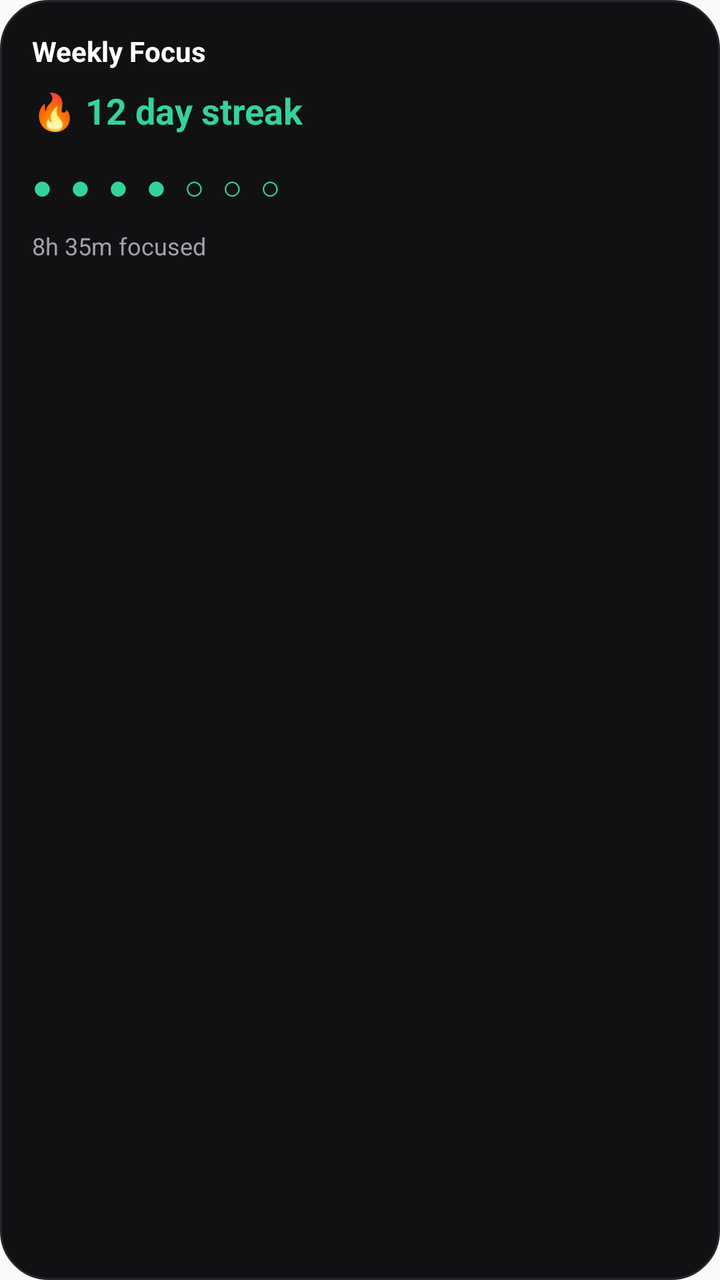
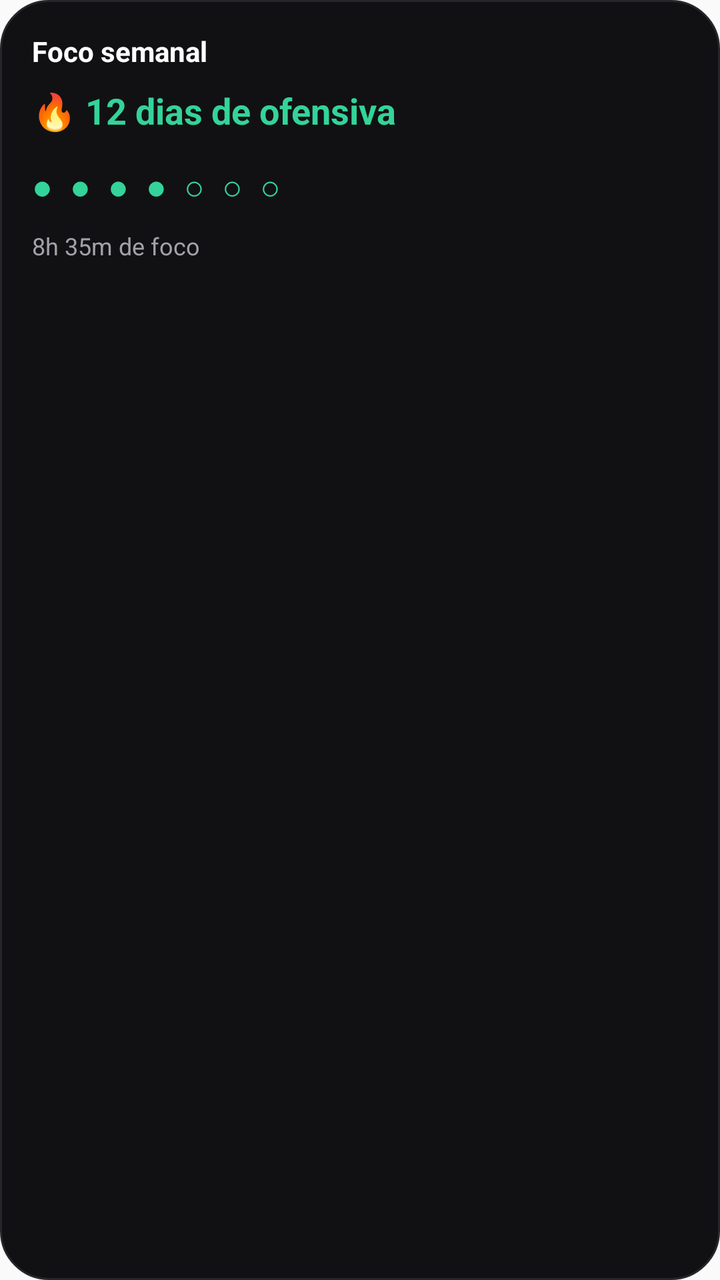

An Android layout rendered at two revisions. The XML below is the earlier revision; the diff shows what the commit changed to produce the second picture.
<!-- AndroidManifest.xml: application theme AppTheme -->
<!-- res/layout/widget_weekly_preview.xml -->
<?xml version="1.0" encoding="utf-8"?>
<LinearLayout
    xmlns:android="http://schemas.android.com/apk/res/android"
    android:layout_width="match_parent"
    android:layout_height="match_parent"
    android:orientation="vertical"
    android:padding="16dp"
    android:background="@drawable/widget_focus_background">

    <TextView
        android:layout_width="wrap_content"
        android:layout_height="wrap_content"
        android:text="Weekly Focus"
        android:textColor="#FFFFFF"
        android:textSize="14sp"
        android:textStyle="bold" />

    <TextView
        android:layout_width="wrap_content"
        android:layout_height="wrap_content"
        android:layout_marginTop="8dp"
        android:text="🔥 12 day streak"
        android:textColor="#34D399"
        android:textSize="18sp"
        android:textStyle="bold" />

    <TextView
        android:layout_width="wrap_content"
        android:layout_height="wrap_content"
        android:layout_marginTop="14dp"
        android:text="●  ●  ●  ●  ○  ○  ○"
        android:textColor="#34D399"
        android:textSize="17sp" />

    <TextView
        android:layout_width="wrap_content"
        android:layout_height="wrap_content"
        android:layout_marginTop="10dp"
        android:text="8h 35m focused"
        android:textColor="#A1A1AA"
        android:textSize="12sp" />

</LinearLayout>
<!-- resources referenced by this layout -->
<resources>
  <!-- drawable widget_focus_background (drawable) -->
  <?xml version="1.0" encoding="utf-8"?>
  <shape
      xmlns:android="http://schemas.android.com/apk/res/android"
      android:shape="rectangle">
  
      <solid android:color="#111113" />
  
      <corners
          android:radius="24dp" />
  
      <stroke
          android:width="1dp"
          android:color="#26262B" />
  
  </shape>
  <style name="AppTheme" parent="Theme.AppCompat.Light.DarkActionBar">
          
          <item name="colorPrimary">@color/colorPrimary</item>
          <item name="colorPrimaryDark">@color/colorPrimaryDark</item>
          <item name="colorAccent">@color/colorAccent</item>
      </style>
</resources>

<!-- the commit's change to res/layout/widget_weekly_preview.xml (unified diff, before → after) -->
@@ -10,7 +10,7 @@
     <TextView
         android:layout_width="wrap_content"
         android:layout_height="wrap_content"
-        android:text="Weekly Focus"
+        android:text="Foco semanal"
         android:textColor="#FFFFFF"
         android:textSize="14sp"
         android:textStyle="bold" />
@@ -19,7 +19,7 @@
         android:layout_width="wrap_content"
         android:layout_height="wrap_content"
         android:layout_marginTop="8dp"
-        android:text="🔥 12 day streak"
+        android:text="🔥 12 dias de ofensiva"
         android:textColor="#34D399"
         android:textSize="18sp"
         android:textStyle="bold" />
@@ -36,7 +36,7 @@
         android:layout_width="wrap_content"
         android:layout_height="wrap_content"
         android:layout_marginTop="10dp"
-        android:text="8h 35m focused"
+        android:text="8h 35m de foco"
         android:textColor="#A1A1AA"
         android:textSize="12sp" />
 
